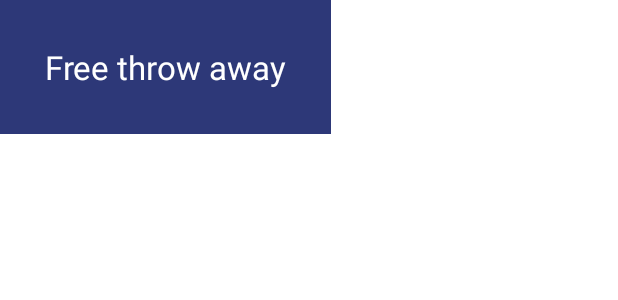
After one commit to Ferch04/SolitaireDiceApp, an Android app: the layout free_throw_menu.xml on its own in the app's theme, with its tools: preview values and no code run, on a phone screen of 412 x 824 dp. The commit adds this screen. Shown: the top 300 px of the screen. Run offline under Robolectric (Android 15) with nearby library versions, the phone set to English and light mode, and no system bars.

Commit message:
Rebase RestarProject to master

```diff
--- a/app/build.gradle
+++ b/app/build.gradle
@@ -3,13 +3,13 @@ plugins {
 }
 
 android {
-    compileSdkVersion 30
+    compileSdkVersion 34
     buildToolsVersion "30.0.3"
 
     defaultConfig {
         applicationId "myFirstApp.com.solitairedice"
         minSdkVersion 16
-        targetSdkVersion 30
+        targetSdkVersion 33\
         versionCode 1
         versionName "0.6"
         testInstrumentationRunner "androidx.test.runner.AndroidJUnitRunner"
--- /dev/null
+++ b/app/src/main/res/layout/free_throw_menu.xml
@@ -0,0 +1,17 @@
+<?xml version="1.0" encoding="utf-8"?>
+<RelativeLayout xmlns:android="http://schemas.android.com/apk/res/android"
+    xmlns:app="http://schemas.android.com/apk/res-auto"
+    android:layout_width="wrap_content"
+    android:layout_height="wrap_content"
+    android:background="#2D3878">
+
+    <TextView
+        android:layout_width="wrap_content"
+        android:layout_height="wrap_content"
+        android:layout_centerInParent="true"
+        android:layout_margin="30dp"
+        android:text="Free throw away"
+        android:textColor="#FFFFFF"
+        android:textSize="22sp" />
+
+</RelativeLayout>
```
Also changed, not shown: app/src/main/java/myFirstApp/com/solitairedice/MainActivity.java (+34 -1 lines), app/src/main/java/myFirstApp/com/solitairedice/SolitaireWindow.java (+17 -6 lines), app/src/main/res/drawable/baseline_celebration_24.xml (added, +13 -0 lines).
